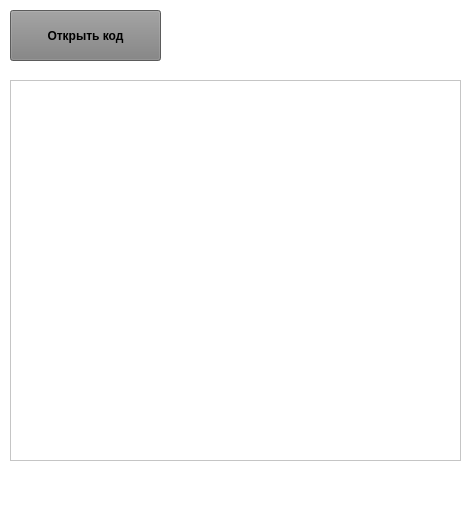
The window that exam/Gerasimenko_191-351/promowindow.ui (DemidGerasim/Exam_REZAS) describes before a commit, drawn with Qt 5.
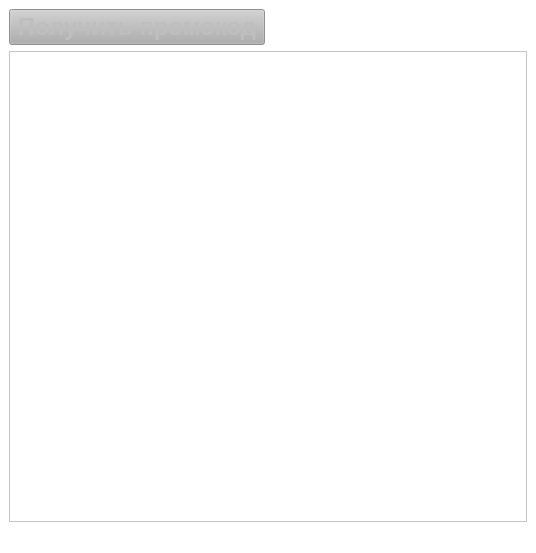
The same window after the commit.

What changed in the file:
```diff
--- a/exam/Gerasimenko_191-351/promowindow.ui
+++ b/exam/Gerasimenko_191-351/promowindow.ui
@@ -2,55 +2,69 @@
 <ui version="4.0">
  <class>PromoWindow</class>
  <widget class="QMainWindow" name="PromoWindow">
+  <property name="enabled">
+   <bool>false</bool>
+  </property>
   <property name="geometry">
    <rect>
     <x>0</x>
     <y>0</y>
-    <width>473</width>
-    <height>511</height>
+    <width>536</width>
+    <height>553</height>
    </rect>
   </property>
+  <property name="font">
+   <font>
+    <family>Tahoma</family>
+    <pointsize>12</pointsize>
+   </font>
+  </property>
   <property name="windowTitle">
-   <string>Промокоды</string>
-  </property>
-  <property name="autoFillBackground">
-   <bool>false</bool>
+   <string>Игра</string>
   </property>
   <property name="styleSheet">
-   <string notr="true">background-color: rgb(255,255,255);</string>
+   <string notr="true">background-color: rgb(255, 255, 255);</string>
   </property>
   <widget class="QWidget" name="centralwidget">
+   <property name="enabled">
+    <bool>false</bool>
+   </property>
+   <layout class="QGridLayout" name="gridLayout">
+    <item row="0" column="0">
    <widget class="QPushButton" name="pushButton">
-    <property name="geometry">
-     <rect>
-      <x>10</x>
-      <y>10</y>
-      <width>151</width>
-      <height>51</height>
-     </rect>
+      <property name="enabled">
+       <bool>false</bool>
+      </property>
+      <property name="sizePolicy">
+       <sizepolicy hsizetype="Minimum" vsizetype="Fixed">
+        <horstretch>0</horstretch>
+        <verstretch>0</verstretch>
+       </sizepolicy>
     </property>
     <property name="font">
      <font>
+        <family>Arial</family>
+        <pointsize>18</pointsize>
+        <italic>false</italic>
       <bold>true</bold>
      </font>
     </property>
     <property name="styleSheet">
-     <string notr="true">background-color: rgb(128, 128, 128);</string>
+       <string notr="true">background-color: rgb(175, 175, 175);</string>
     </property>
     <property name="text">
-     <string>Открыть код</string>
-    </property>
-   </widget>
+       <string>Получить промокод</string>
+      </property>
+     </widget>
+    </item>
+    <item row="1" column="0" colspan="2">
    <widget class="QListWidget" name="itemListWidget">
-    <property name="geometry">
-     <rect>
-      <x>10</x>
-      <y>80</y>
-      <width>451</width>
-      <height>381</height>
-     </rect>
-    </property>
-   </widget>
+      <property name="styleSheet">
+       <string notr="true">border-color: rgb(0, 0, 0);</string>
+      </property>
+     </widget>
+    </item>
+   </layout>
   </widget>
   <widget class="QMenuBar" name="menubar">
    <property name="geometry">
```
Left out of the diff: 2 changed lines with no effect on the pictures. Lines whose indentation alone changed are shown as unchanged.
